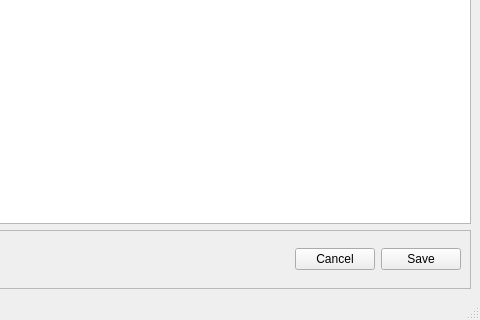
gam3/trasker, file clients/tlist/timeedit.ui: the form before one commit; both pictures show x 254 to 734 and y 342 to 662 of the 734 by 662 pixel window.
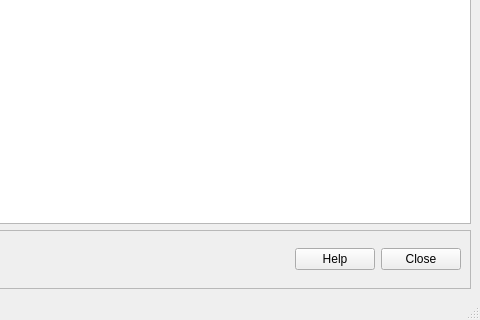
The form after the commit.

The edit to the form file:
```diff
--- a/clients/tlist/timeedit.ui
+++ b/clients/tlist/timeedit.ui
@@ -48,7 +48,7 @@
           </sizepolicy>
          </property>
          <property name="text">
-          <string>Save</string>
+          <string>Close</string>
          </property>
         </widget>
        </item>
@@ -118,7 +118,7 @@
        <item row="2" column="3">
         <widget class="QPushButton" name="cancelButton">
          <property name="text">
-          <string>Cancel</string>
+          <string>Help</string>
          </property>
         </widget>
        </item>
```
Left out of the diff: 19 changed lines with no effect on the pictures.
